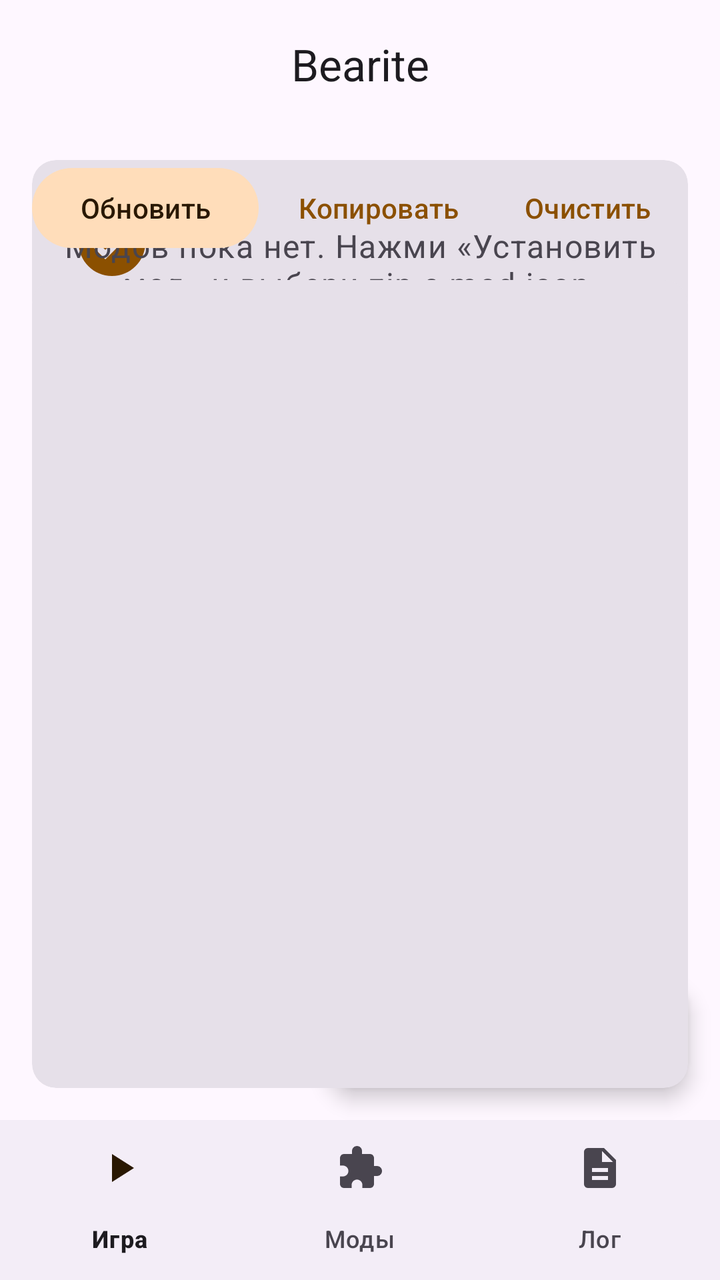
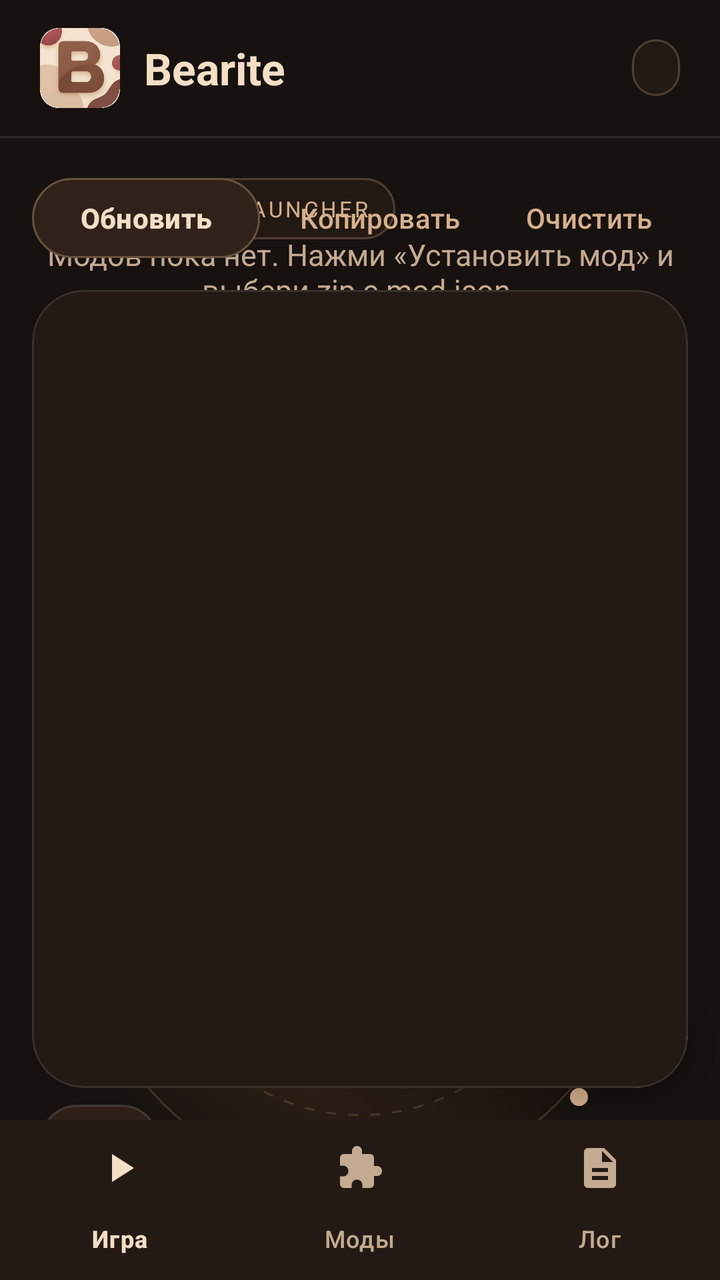

Compare the two renders of this Android layout. The source of the first and the diff that turns it into the second are given below.
<!-- AndroidManifest.xml: application theme Theme.Bearite -->
<!-- res/layout/activity_main.xml -->
<?xml version="1.0" encoding="utf-8"?>
<LinearLayout xmlns:android="http://schemas.android.com/apk/res/android"
    xmlns:app="http://schemas.android.com/apk/res-auto"
    android:layout_width="match_parent"
    android:layout_height="match_parent"
    android:background="?attr/colorSurface"
    android:orientation="vertical">

    <com.google.android.material.appbar.MaterialToolbar
        android:id="@+id/toolbar"
        android:layout_width="match_parent"
        android:layout_height="?attr/actionBarSize"
        app:title="@string/app_name"
        app:titleCentered="true" />

    <FrameLayout
        android:layout_width="match_parent"
        android:layout_height="0dp"
        android:layout_weight="1">

        <include
            android:id="@+id/page_game"
            layout="@layout/page_game" />

        <include
            android:id="@+id/page_mods"
            layout="@layout/page_mods" />

        <include
            android:id="@+id/page_log"
            layout="@layout/page_log" />
    </FrameLayout>

    <com.google.android.material.bottomnavigation.BottomNavigationView
        android:id="@+id/nav"
        android:layout_width="match_parent"
        android:layout_height="wrap_content"
        app:menu="@menu/bottom_nav" />
</LinearLayout>
<!-- res/layout/page_game.xml (included above) -->
<?xml version="1.0" encoding="utf-8"?>
<androidx.core.widget.NestedScrollView xmlns:android="http://schemas.android.com/apk/res/android"
    xmlns:app="http://schemas.android.com/apk/res-auto"
    android:layout_width="match_parent"
    android:layout_height="match_parent">

    <LinearLayout
        android:layout_width="match_parent"
        android:layout_height="wrap_content"
        android:orientation="vertical"
        android:padding="16dp">

        <com.google.android.material.card.MaterialCardView
            style="@style/Widget.Material3.CardView.Filled"
            android:layout_width="match_parent"
            android:layout_height="wrap_content">

            <LinearLayout
                android:layout_width="match_parent"
                android:layout_height="wrap_content"
                android:gravity="center_vertical"
                android:orientation="horizontal"
                android:padding="20dp">

                <ImageView
                    android:id="@+id/status_icon"
                    android:layout_width="40dp"
                    android:layout_height="40dp"
                    android:importantForAccessibility="no"
                    android:src="@drawable/ic_ok" />

                <LinearLayout
                    android:layout_width="0dp"
                    android:layout_height="wrap_content"
                    android:layout_marginStart="16dp"
                    android:layout_weight="1"
                    android:orientation="vertical">

                    <TextView
                        android:id="@+id/status_title"
                        android:layout_width="match_parent"
                        android:layout_height="wrap_content"
                        android:textAppearance="?attr/textAppearanceTitleMedium" />

                    <TextView
                        android:id="@+id/status_sub"
                        android:layout_width="match_parent"
                        android:layout_height="wrap_content"
                        android:layout_marginTop="2dp"
                        android:textAppearance="?attr/textAppearanceBodyMedium"
                        android:textColor="?attr/colorOnSurfaceVariant" />
                </LinearLayout>
            </LinearLayout>
        </com.google.android.material.card.MaterialCardView>

        <com.google.android.material.button.MaterialButton
            android:id="@+id/btn_play"
            android:layout_width="match_parent"
            android:layout_height="64dp"
            android:layout_marginTop="16dp"
            android:text="@string/play"
            android:textSize="16sp"
            app:icon="@drawable/ic_play"
            app:iconGravity="textStart" />

        <TextView
            android:id="@+id/game_mods_info"
            android:layout_width="match_parent"
            android:layout_height="wrap_content"
            android:layout_marginTop="16dp"
            android:textAppearance="?attr/textAppearanceBodyLarge" />

        <com.google.android.material.card.MaterialCardView
            style="@style/Widget.Material3.CardView.Outlined"
            android:layout_width="match_parent"
            android:layout_height="wrap_content"
            android:layout_marginTop="16dp">

            <TextView
                android:layout_width="match_parent"
                android:layout_height="wrap_content"
                android:padding="16dp"
                android:text="@string/note_original"
                android:textAppearance="?attr/textAppearanceBodyMedium"
                android:textColor="?attr/colorOnSurfaceVariant" />
        </com.google.android.material.card.MaterialCardView>
    </LinearLayout>
</androidx.core.widget.NestedScrollView>
<!-- res/layout/page_mods.xml (included above) -->
<?xml version="1.0" encoding="utf-8"?>
<FrameLayout xmlns:android="http://schemas.android.com/apk/res/android"
    xmlns:app="http://schemas.android.com/apk/res-auto"
    android:layout_width="match_parent"
    android:layout_height="match_parent">

    <androidx.core.widget.NestedScrollView
        android:layout_width="match_parent"
        android:layout_height="match_parent"
        android:clipToPadding="false"
        android:paddingBottom="96dp">

        <LinearLayout
            android:layout_width="match_parent"
            android:layout_height="wrap_content"
            android:orientation="vertical"
            android:padding="16dp">

            <TextView
                android:id="@+id/mods_empty"
                android:layout_width="match_parent"
                android:layout_height="wrap_content"
                android:paddingTop="32dp"
                android:paddingBottom="16dp"
                android:text="@string/mods_empty"
                android:textAlignment="center"
                android:textAppearance="?attr/textAppearanceBodyLarge"
                android:textColor="?attr/colorOnSurfaceVariant" />

            <LinearLayout
                android:id="@+id/mods_list"
                android:layout_width="match_parent"
                android:layout_height="wrap_content"
                android:orientation="vertical" />

            <TextView
                android:id="@+id/mods_path"
                android:layout_width="match_parent"
                android:layout_height="wrap_content"
                android:layout_marginTop="8dp"
                android:textAppearance="?attr/textAppearanceBodySmall"
                android:textColor="?attr/colorOnSurfaceVariant"
                android:textIsSelectable="true" />
        </LinearLayout>
    </androidx.core.widget.NestedScrollView>

    <com.google.android.material.floatingactionbutton.ExtendedFloatingActionButton
        android:id="@+id/fab_install"
        android:layout_width="wrap_content"
        android:layout_height="wrap_content"
        android:layout_gravity="bottom|end"
        android:layout_margin="16dp"
        android:text="@string/install_mod"
        app:icon="@drawable/ic_add" />
</FrameLayout>
<!-- res/layout/page_log.xml (included above) -->
<?xml version="1.0" encoding="utf-8"?>
<LinearLayout xmlns:android="http://schemas.android.com/apk/res/android"
    android:layout_width="match_parent"
    android:layout_height="match_parent"
    android:orientation="vertical"
    android:padding="16dp">

    <LinearLayout
        android:layout_width="match_parent"
        android:layout_height="wrap_content"
        android:orientation="horizontal">

        <com.google.android.material.button.MaterialButton
            android:id="@+id/btn_log_refresh"
            style="@style/Widget.Material3.Button.TonalButton"
            android:layout_width="wrap_content"
            android:layout_height="wrap_content"
            android:text="@string/log_refresh" />

        <com.google.android.material.button.MaterialButton
            android:id="@+id/btn_log_copy"
            style="@style/Widget.Material3.Button.TextButton"
            android:layout_width="wrap_content"
            android:layout_height="wrap_content"
            android:layout_marginStart="8dp"
            android:text="Копировать" />

        <com.google.android.material.button.MaterialButton
            android:id="@+id/btn_log_clear"
            style="@style/Widget.Material3.Button.TextButton"
            android:layout_width="wrap_content"
            android:layout_height="wrap_content"
            android:layout_marginStart="8dp"
            android:text="@string/log_clear" />
    </LinearLayout>

    <com.google.android.material.card.MaterialCardView
        style="@style/Widget.Material3.CardView.Filled"
        android:layout_width="match_parent"
        android:layout_height="0dp"
        android:layout_marginTop="12dp"
        android:layout_weight="1">

        <androidx.core.widget.NestedScrollView
            android:layout_width="match_parent"
            android:layout_height="match_parent">

            <TextView
                android:id="@+id/log_text"
                android:layout_width="match_parent"
                android:layout_height="wrap_content"
                android:fontFamily="monospace"
                android:padding="12dp"
                android:textAppearance="?attr/textAppearanceBodySmall"
                android:textIsSelectable="true" />
        </androidx.core.widget.NestedScrollView>
    </com.google.android.material.card.MaterialCardView>
</LinearLayout>
<!-- resources referenced by this layout -->
<resources>
  <style name="Theme.Bearite" parent="Theme.Material3.DayNight.NoActionBar">
          <item name="colorPrimary">@color/md_primary</item>
          <item name="colorOnPrimary">@color/md_on_primary</item>
          <item name="colorPrimaryContainer">@color/md_primary_container</item>
          <item name="colorOnPrimaryContainer">@color/md_on_primary_container</item>
          <item name="colorSecondary">@color/md_secondary</item>
          <item name="colorOnSecondary">@color/md_on_secondary</item>
          <item name="colorSecondaryContainer">@color/md_secondary_container</item>
          <item name="colorOnSecondaryContainer">@color/md_on_secondary_container</item>
      </style>
  <color name="md_primary">#8B5000</color>
  <color name="md_on_primary">#FFFFFF</color>
  <color name="md_primary_container">#FFDCBE</color>
  <color name="md_on_primary_container">#2C1600</color>
  <color name="md_secondary">#725A42</color>
  <color name="md_on_secondary">#FFFFFF</color>
  <color name="md_secondary_container">#FFDDBA</color>
  <color name="md_on_secondary_container">#291802</color>
  <!-- unchanged entries left out for length: 10 -->
</resources>

<!-- the commit's change to res/layout/activity_main.xml (unified diff, before → after) -->
@@ -3,15 +3,52 @@
     xmlns:app="http://schemas.android.com/apk/res-auto"
     android:layout_width="match_parent"
     android:layout_height="match_parent"
-    android:background="?attr/colorSurface"
+    android:background="@color/bear_bg"
+    android:fitsSystemWindows="true"
     android:orientation="vertical">
 
-    <com.google.android.material.appbar.MaterialToolbar
-        android:id="@+id/toolbar"
-        android:layout_width="match_parent"
-        android:layout_height="?attr/actionBarSize"
-        app:title="@string/app_name"
-        app:titleCentered="true" />
+    
+    <LinearLayout
+        android:layout_width="match_parent"
+        android:layout_height="68dp"
+        android:gravity="center_vertical"
+        android:orientation="horizontal"
+        android:paddingStart="20dp"
+        android:paddingEnd="20dp">
+
+        <ImageView
+            android:layout_width="40dp"
+            android:layout_height="40dp"
+            android:contentDescription="@null"
+            android:src="@drawable/bear_hero" />
+
+        <TextView
+            android:layout_width="0dp"
+            android:layout_height="wrap_content"
+            android:layout_marginStart="12dp"
+            android:layout_weight="1"
+            android:text="@string/app_name"
+            android:textColor="@color/bear_cream"
+            android:textSize="22sp"
+            android:textStyle="bold" />
+
+        <TextView
+            android:id="@+id/header_chip"
+            android:layout_width="wrap_content"
+            android:layout_height="wrap_content"
+            android:background="@drawable/bg_tag"
+            android:paddingStart="12dp"
+            android:paddingTop="6dp"
+            android:paddingEnd="12dp"
+            android:paddingBottom="6dp"
+            android:textColor="@color/bear_tan"
+            android:textSize="12sp" />
+    </LinearLayout>
+
+    <View
+        android:layout_width="match_parent"
+        android:layout_height="1dp"
+        android:background="@color/bear_line" />
 
     <FrameLayout
         android:layout_width="match_parent"
@@ -35,6 +72,10 @@
         android:id="@+id/nav"
         android:layout_width="match_parent"
         android:layout_height="wrap_content"
+        android:background="@color/bear_surface"
+        app:itemActiveIndicatorStyle="@style/Widget.Bearite.NavIndicator"
+        app:itemIconTint="@color/nav_item"
+        app:itemTextColor="@color/nav_item"
         app:menu="@menu/bottom_nav" />
 </LinearLayout>
 <!-- res/layout/page_game.xml (included above) -->
@@ -42,18 +83,177 @@
 <androidx.core.widget.NestedScrollView xmlns:android="http://schemas.android.com/apk/res/android"
     xmlns:app="http://schemas.android.com/apk/res-auto"
     android:layout_width="match_parent"
-    android:layout_height="match_parent">
+    android:layout_height="match_parent"
+    android:clipToPadding="false"
+    android:overScrollMode="never">
 
     <LinearLayout
         android:layout_width="match_parent"
         android:layout_height="wrap_content"
         android:orientation="vertical"
-        android:padding="16dp">
-
+        android:padding="20dp">
+
+        <LinearLayout
+            android:id="@+id/hero_tag"
+            android:layout_width="wrap_content"
+            android:layout_height="wrap_content"
+            android:background="@drawable/bg_tag"
+            android:gravity="center_vertical"
+            android:orientation="horizontal"
+            android:paddingStart="13dp"
+            android:paddingTop="8dp"
+            android:paddingEnd="13dp"
+            android:paddingBottom="8dp">
+
+            <View
+                android:layout_width="7dp"
+                android:layout_height="7dp"
+                android:background="@drawable/bg_dot" />
+
+            <TextView
+                android:layout_width="wrap_content"
+                android:layout_height="wrap_content"
+                android:layout_marginStart="9dp"
+                android:letterSpacing="0.12"
+                android:text="FAN-MADE LAUNCHER"
+                android:textColor="@color/bear_tan"
+                android:textSize="11sp" />
+        </LinearLayout>
+
+        <TextView
+            android:id="@+id/hero_title"
+            android:layout_width="match_parent"
+            android:layout_height="wrap_content"
+            android:layout_marginTop="18dp"
+            android:letterSpacing="-0.04"
+            android:lineSpacingMultiplier="0.92"
+            android:textColor="@color/bear_cream"
+            android:textSize="46sp"
+            android:textStyle="bold" />
+
+        <TextView
+            android:layout_width="match_parent"
+            android:layout_height="wrap_content"
+            android:layout_marginTop="14dp"
+            android:lineSpacingMultiplier="1.3"
+            android:text="Запускай Super Bear Adventure с модами и своими картами. Оригинальная игра остаётся нетронутой."
+            android:textColor="@color/bear_muted"
+            android:textSize="15sp" />
+
+        
+        <FrameLayout
+            android:id="@+id/hero_visual"
+            android:layout_width="match_parent"
+            android:layout_height="330dp"
+            android:layout_marginTop="8dp"
+            android:clipChildren="false">
+
+            <View
+                android:id="@+id/hero_glow"
+                android:layout_width="300dp"
+                android:layout_height="300dp"
+                android:layout_gravity="center"
+                android:background="@drawable/bg_glow" />
+
+            <View
+                android:id="@+id/hero_orbit1"
+                android:layout_width="280dp"
+                android:layout_height="280dp"
+                android:layout_gravity="center"
+                android:background="@drawable/bg_orbit" />
+
+            <View
+                android:id="@+id/hero_orbit2"
+                android:layout_width="210dp"
+                android:layout_height="210dp"
+                android:layout_gravity="center"
+                android:background="@drawable/bg_orbit_inner" />
+
+            <ImageView
+                android:id="@+id/hero_icon"
+                android:layout_width="170dp"
+                android:layout_height="170dp"
+                android:layout_gravity="center"
+                android:contentDescription="@null"
+                android:elevation="14dp"
+                android:src="@drawable/bear_hero" />
+
+            <LinearLayout
+                android:id="@+id/float1"
+                android:layout_width="wrap_content"
+                android:layout_height="wrap_content"
+                android:layout_gravity="top|end"
+                android:layout_marginTop="6dp"
+                android:background="@drawable/bg_floatcard"
+                android:elevation="10dp"
+                android:orientation="vertical"
+                android:padding="12dp">
+
+                <TextView
+                    android:layout_width="wrap_content"
+                    android:layout_height="wrap_content"
+                    android:letterSpacing="0.08"
+                    android:text="ТВОЯ ИГРА"
+                    android:textColor="@color/bear_muted"
+                    android:textSize="10sp" />
+
+                <TextView
+                    android:id="@+id/float1_text"
+                    android:layout_width="wrap_content"
+                    android:layout_height="wrap_content"
+                    android:layout_marginTop="3dp"
+                    android:text="Super Bear Adventure"
+                    android:textColor="@color/bear_cream"
+                    android:textSize="14sp"
+                    android:textStyle="bold" />
+            </LinearLayout>
+
+            <LinearLayout
+                android:id="@+id/float2"
+                android:layout_width="wrap_content"
+                android:layout_height="wrap_content"
+                android:layout_gravity="bottom|start"
+                android:layout_marginBottom="6dp"
+                android:background="@drawable/bg_floatcard"
+                android:elevation="10dp"
+                android:orientation="vertical"
+                android:padding="12dp">
+
+                <TextView
+                    android:layout_width="wrap_content"
+                    android:layout_height="wrap_content"
+                    android:letterSpacing="0.08"
+                    android:text="МОДЫ"
+                    android:textColor="@color/bear_muted"
+                    android:textSize="10sp" />
+
+                <TextView
+                    android:id="@+id/game_mods_info"
+                    android:layout_width="wrap_content"
+                    android:layout_height="wrap_content"
+                    android:layout_marginTop="3dp"
+                    android:textColor="@color/bear_cream"
+                    android:textSize="14sp"
+                    android:textStyle="bold" />
+            </LinearLayout>
+        </FrameLayout>
+
+        <com.google.android.material.button.MaterialButton
+            android:id="@+id/btn_play"
+            style="@style/Widget.Bearite.Button.Light"
+            android:layout_width="match_parent"
+            android:layout_height="64dp"
+            android:layout_marginTop="8dp"
+            android:text="@string/play"
+            android:textSize="16sp"
+            app:icon="@drawable/ic_play"
+            app:iconGravity="textStart" />
+
+        
         <com.google.android.material.card.MaterialCardView
-            style="@style/Widget.Material3.CardView.Filled"
-            android:layout_width="match_parent"
-            android:layout_height="wrap_content">
+            android:layout_width="match_parent"
+            android:layout_height="wrap_content"
+            android:layout_marginTop="16dp">
 
             <LinearLayout
                 android:layout_width="match_parent"
@@ -80,50 +280,31 @@
                         android:id="@+id/status_title"
                         android:layout_width="match_parent"
                         android:layout_height="wrap_content"
-                        android:textAppearance="?attr/textAppearanceTitleMedium" />
+                        android:textColor="@color/bear_cream"
+                        android:textSize="17sp"
+                        android:textStyle="bold" />
 
                     <TextView
                         android:id="@+id/status_sub"
                         android:layout_width="match_parent"
                         android:layout_height="wrap_content"
-                        android:layout_marginTop="2dp"
-                        android:textAppearance="?attr/textAppearanceBodyMedium"
-                        android:textColor="?attr/colorOnSurfaceVariant" />
+                        android:layout_marginTop="3dp"
+                        android:textColor="@color/bear_muted"
+                        android:textSize="13sp" />
                 </LinearLayout>
             </LinearLayout>
         </com.google.android.material.card.MaterialCardView>
 
-        <com.google.android.material.button.MaterialButton
-            android:id="@+id/btn_play"
-            android:layout_width="match_parent"
-            android:layout_height="64dp"
+        <TextView
+            android:layout_width="match_parent"
+            android:layout_height="wrap_content"
             android:layout_marginTop="16dp"
-            android:text="@string/play"
-            android:textSize="16sp"
-            app:icon="@drawable/ic_play"
-            app:iconGravity="textStart" />
-
-        <TextView
-            android:id="@+id/game_mods_info"
-            android:layout_width="match_parent"
-            android:layout_height="wrap_content"
-            android:layout_marginTop="16dp"
-            android:textAppearance="?attr/textAppearanceBodyLarge" />
-
-        <com.google.android.material.card.MaterialCardView
-            style="@style/Widget.Material3.CardView.Outlined"
-            android:layout_width="match_parent"
-            android:layout_height="wrap_content"
-            android:layout_marginTop="16dp">
-
-            <TextView
-                android:layout_width="match_parent"
-                android:layout_height="wrap_content"
-                android:padding="16dp"
-                android:text="@string/note_original"
-                android:textAppearance="?attr/textAppearanceBodyMedium"
-                android:textColor="?attr/colorOnSurfaceVariant" />
-        </com.google.android.material.card.MaterialCardView>
+            android:background="@drawable/bg_note"
+            android:lineSpacingMultiplier="1.25"
+            android:padding="22dp"
+            android:text="@string/note_original"
+            android:textColor="#D3B9A0"
+            android:textSize="13sp" />
     </LinearLayout>
 </androidx.core.widget.NestedScrollView>
 <!-- res/layout/page_mods.xml (included above) -->
@@ -153,8 +334,8 @@
                 android:paddingBottom="16dp"
                 android:text="@string/mods_empty"
                 android:textAlignment="center"
-                android:textAppearance="?attr/textAppearanceBodyLarge"
-                android:textColor="?attr/colorOnSurfaceVariant" />
+                android:textSize="15sp"
+                android:textColor="@color/bear_muted" />
 
             <LinearLayout
                 android:id="@+id/mods_list"
@@ -180,11 +361,16 @@
         android:layout_gravity="bottom|end"
         android:layout_margin="16dp"
         android:text="@string/install_mod"
-        app:icon="@drawable/ic_add" />
+        android:textColor="@color/bear_on_cream"
+        app:backgroundTint="@color/bear_cream"
+        app:icon="@drawable/ic_add"
+        app:iconTint="@color/bear_on_cream"
+        app:shapeAppearanceOverlay="@style/ShapeAppearance.Material3.Corner.Full" />
 </FrameLayout>
 <!-- res/layout/page_log.xml (included above) -->
 <?xml version="1.0" encoding="utf-8"?>
 <LinearLayout xmlns:android="http://schemas.android.com/apk/res/android"
+    xmlns:app="http://schemas.android.com/apk/res-auto"
     android:layout_width="match_parent"
     android:layout_height="match_parent"
     android:orientation="vertical"
@@ -197,7 +383,7 @@
 
         <com.google.android.material.button.MaterialButton
             android:id="@+id/btn_log_refresh"
-            style="@style/Widget.Material3.Button.TonalButton"
+            style="@style/Widget.Bearite.Button.Dark"
             android:layout_width="wrap_content"
             android:layout_height="wrap_content"
             android:text="@string/log_refresh" />
@@ -220,11 +406,11 @@
     </LinearLayout>
 
     <com.google.android.material.card.MaterialCardView
-        style="@style/Widget.Material3.CardView.Filled"
         android:layout_width="match_parent"
         android:layout_height="0dp"
         android:layout_marginTop="12dp"
-        android:layout_weight="1">
+        android:layout_weight="1"
+        app:cardBackgroundColor="@color/bear_surface">
 
         <androidx.core.widget.NestedScrollView
             android:layout_width="match_parent"
@@ -237,6 +423,7 @@
                 android:fontFamily="monospace"
                 android:padding="12dp"
                 android:textAppearance="?attr/textAppearanceBodySmall"
+                android:textColor="@color/bear_muted"
                 android:textIsSelectable="true" />
         </androidx.core.widget.NestedScrollView>
     </com.google.android.material.card.MaterialCardView>
<!-- resource entries referenced after the edit -->
@@ -1,6 +1,88 @@
 <!-- resources referenced by this layout -->
 <resources>
-  <style name="Theme.Bearite" parent="Theme.Material3.DayNight.NoActionBar">
+  <color name="bear_bg">#17120F</color>
+  <color name="bear_cream">#F2DFC5</color>
+  <color name="bear_line">#18FFFFFF</color>
+  <color name="bear_muted">#C3AA91</color>
+  <color name="bear_on_cream">#2B1B12</color>
+  <color name="bear_surface">#241A15</color>
+  <color name="bear_tan">#D6B18D</color>
+  <!-- drawable bear_hero: png bitmap (drawable-nodpi, 244389 bytes) -->
+  <!-- drawable bg_dot (drawable) -->
+  <?xml version="1.0" encoding="utf-8"?>
+  <shape xmlns:android="http://schemas.android.com/apk/res/android" android:shape="oval">
+      <solid android:color="@color/bear_green" />
+  </shape>
+  <!-- drawable bg_floatcard (drawable) -->
+  <?xml version="1.0" encoding="utf-8"?>
+  <shape xmlns:android="http://schemas.android.com/apk/res/android" android:shape="rectangle">
+      <solid android:color="#EE30221A" />
+      <stroke android:width="1dp" android:color="#22FFFFFF" />
+      <corners android:radius="18dp" />
+  </shape>
+  <!-- drawable bg_glow (drawable) -->
+  <?xml version="1.0" encoding="utf-8"?>
+  <shape xmlns:android="http://schemas.android.com/apk/res/android" android:shape="oval">
+      <gradient android:type="radial" android:gradientRadius="150dp" android:startColor="#778D5338" android:endColor="#008D5338" />
+  </shape>
+  <!-- drawable bg_note (drawable) -->
+  <?xml version="1.0" encoding="utf-8"?>
+  <shape xmlns:android="http://schemas.android.com/apk/res/android" android:shape="rectangle">
+      <gradient android:angle="315" android:startColor="#543523" android:endColor="#35231A" />
+      <stroke android:width="1dp" android:color="#33D6B18D" />
+      <corners android:radius="28dp" />
+  </shape>
+  <!-- drawable bg_orbit (drawable) -->
+  <?xml version="1.0" encoding="utf-8"?>
+  <layer-list xmlns:android="http://schemas.android.com/apk/res/android">
+      <item>
+          <shape android:shape="oval">
+              <stroke android:width="1dp" android:color="#2CD6B18D" />
+          </shape>
+      </item>
+      <item android:gravity="top|start" android:left="40dp" android:top="40dp" android:width="12dp" android:height="12dp">
+          <shape android:shape="oval">
+              <solid android:color="@color/bear_rust" />
+          </shape>
+      </item>
+      <item android:gravity="bottom|end" android:right="26dp" android:bottom="40dp" android:width="9dp" android:height="9dp">
+          <shape android:shape="oval">
+              <solid android:color="@color/bear_tan" />
+          </shape>
+      </item>
+  </layer-list>
+  <!-- drawable bg_orbit_inner (drawable) -->
+  <?xml version="1.0" encoding="utf-8"?>
+  <shape xmlns:android="http://schemas.android.com/apk/res/android" android:shape="oval">
+      <stroke android:width="1dp" android:color="#2CD6B18D" android:dashWidth="5dp" android:dashGap="6dp" />
+  </shape>
+  <!-- drawable bg_tag (drawable) -->
+  <?xml version="1.0" encoding="utf-8"?>
+  <shape xmlns:android="http://schemas.android.com/apk/res/android" android:shape="rectangle">
+      <solid android:color="#1C8D5338" />
+      <stroke android:width="1dp" android:color="#44D6B18D" />
+      <corners android:radius="999dp" />
+  </shape>
+  <style name="Widget.Bearite.Button.Dark" parent="Widget.Material3.Button">
+          <item name="backgroundTint">@color/bear_surface2</item>
+          <item name="android:textColor">@color/bear_cream</item>
+          <item name="iconTint">@color/bear_cream</item>
+          <item name="strokeColor">#55D6B18D</item>
+          <item name="strokeWidth">1dp</item>
+          <item name="cornerRadius">999dp</item>
+          <item name="android:textStyle">bold</item>
+      </style>
+  <style name="Widget.Bearite.Button.Light" parent="Widget.Material3.Button">
+          <item name="backgroundTint">@color/bear_cream</item>
+          <item name="android:textColor">@color/bear_on_cream</item>
+          <item name="iconTint">@color/bear_on_cream</item>
+          <item name="cornerRadius">999dp</item>
+          <item name="android:textStyle">bold</item>
+      </style>
+  <style name="Widget.Bearite.NavIndicator" parent="Widget.Material3.BottomNavigationView.ActiveIndicator">
+          <item name="android:color">@color/bear_surface3</item>
+      </style>
+  <style name="Theme.Bearite" parent="Theme.Material3.Dark.NoActionBar">
           <item name="colorPrimary">@color/md_primary</item>
           <item name="colorOnPrimary">@color/md_on_primary</item>
           <item name="colorPrimaryContainer">@color/md_primary_container</item>
@@ -9,15 +91,44 @@
           <item name="colorOnSecondary">@color/md_on_secondary</item>
           <item name="colorSecondaryContainer">@color/md_secondary_container</item>
           <item name="colorOnSecondaryContainer">@color/md_on_secondary_container</item>
+          <item name="colorTertiary">@color/bear_rust</item>
+          <item name="colorOnTertiary">@color/bear_cream</item>
+          <item name="colorError">@color/bear_rust</item>
+          <item name="android:colorBackground">@color/bear_bg</item>
+          <item name="colorSurface">@color/bear_bg</item>
+          <item name="colorOnSurface">@color/bear_cream</item>
+          <item name="colorSurfaceVariant">@color/bear_surface2</item>
+          <item name="colorOnSurfaceVariant">@color/bear_muted</item>
+          <item name="colorSurfaceContainer">@color/bear_surface</item>
+          <item name="colorSurfaceContainerHigh">@color/bear_surface2</item>
+          <item name="colorSurfaceContainerHighest">@color/bear_surface3</item>
+          <item name="colorOutline">@color/bear_dim</item>
+          <item name="colorOutlineVariant">#33D6B18D</item>
+          <item name="android:statusBarColor">@color/bear_bg</item>
+          <item name="android:navigationBarColor">@color/bear_surface</item>
+          <item name="android:windowLightStatusBar">false</item>
+          <item name="materialCardViewStyle">@style/Widget.Bearite.Card</item>
       </style>
-  <color name="md_primary">#8B5000</color>
-  <color name="md_on_primary">#FFFFFF</color>
-  <color name="md_primary_container">#FFDCBE</color>
-  <color name="md_on_primary_container">#2C1600</color>
-  <color name="md_secondary">#725A42</color>
-  <color name="md_on_secondary">#FFFFFF</color>
-  <color name="md_secondary_container">#FFDDBA</color>
-  <color name="md_on_secondary_container">#291802</color>
+  <color name="bear_green">#B9D58A</color>
+  <color name="bear_rust">#B85F54</color>
+  <color name="bear_surface2">#30221A</color>
+  <color name="bear_surface3">#493124</color>
+  <color name="md_primary">#D6B18D</color>
+  <color name="md_on_primary">#2B1B12</color>
+  <color name="md_primary_container">#4A3024</color>
+  <color name="md_on_primary_container">#F2DFC5</color>
+  <color name="md_secondary">#C3AA91</color>
+  <color name="md_on_secondary">#2B1B12</color>
+  <color name="md_secondary_container">#493124</color>
+  <color name="md_on_secondary_container">#F2DFC5</color>
+  <color name="bear_dim">#8F7763</color>
+  <style name="Widget.Bearite.Card" parent="Widget.Material3.CardView.Filled">
+          <item name="cardBackgroundColor">@color/bear_surface2</item>
+          <item name="cardCornerRadius">26dp</item>
+          <item name="cardElevation">0dp</item>
+          <item name="strokeColor">@color/bear_line</item>
+          <item name="strokeWidth">1dp</item>
+      </style>
   <!-- unchanged entries left out for length: 10 -->
 </resources>
 
